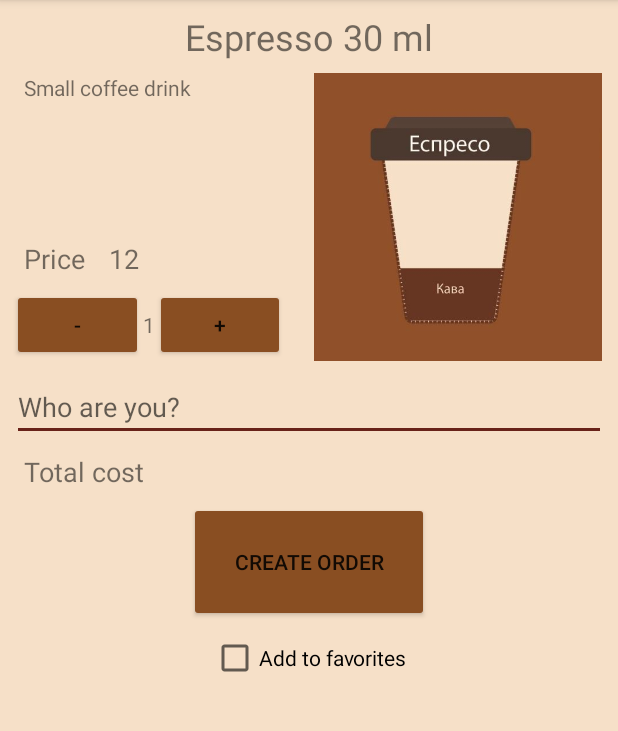
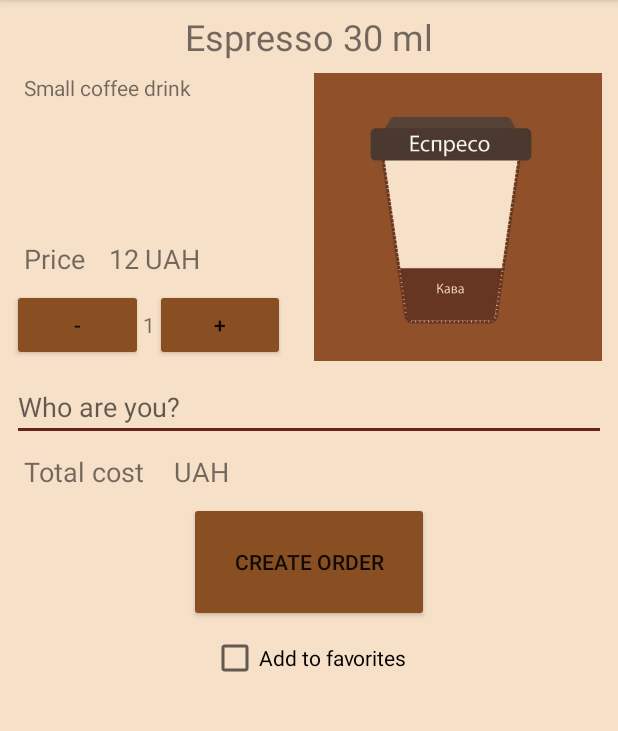
Before and after one commit to AlexanderPokidin/KavaBulki, an Android app: the KavaListActivity screen opened directly, with no data from a screen before it, after a tap on "Espresso 30 ml", on a phone screen of 412 x 824 dp, the part 84-815 px from its top. Run offline under Robolectric (Android 15) with nearby library versions, the light colour scheme and no system bars.

Commit message:
Strings for UA and RU added

```diff
--- a/app/src/main/res/layout/activity_kava.xml
+++ b/app/src/main/res/layout/activity_kava.xml
@@ -26,17 +26,17 @@
         <LinearLayout
             android:layout_width="0dp"
             android:layout_height="match_parent"
-            android:orientation="vertical"
-            android:layout_weight="1">
+            android:layout_weight="1"
+            android:orientation="vertical">
 
             <TextView
                 android:id="@+id/description"
                 android:layout_width="wrap_content"
                 android:layout_height="0dp"
-                android:layout_weight="1"
                 android:layout_marginEnd="8dp"
                 android:layout_marginStart="16dp"
                 android:layout_marginTop="8dp"
+                android:layout_weight="1"
                 android:text="@string/description" />
 
             <LinearLayout
@@ -59,6 +59,13 @@
                     android:layout_width="wrap_content"
                     android:layout_height="wrap_content"
                     android:text=""
+                    android:textSize="18sp" />
+
+                <TextView
+                    android:layout_width="wrap_content"
+                    android:layout_height="wrap_content"
+                    android:layout_marginStart="4dp"
+                    android:text="@string/uah"
                     android:textSize="18sp" />
             </LinearLayout>
 
@@ -102,11 +109,11 @@
             android:id="@+id/item_view"
             android:layout_width="0dp"
             android:layout_height="match_parent"
-            android:layout_weight="1"
-            android:scaleType="fitCenter"
             android:layout_marginEnd="8dp"
             android:layout_marginStart="8dp"
-            android:layout_marginTop="8dp" />
+            android:layout_marginTop="8dp"
+            android:layout_weight="1"
+            android:scaleType="fitCenter" />
 
     </LinearLayout>
 
@@ -141,6 +148,13 @@
             android:layout_height="wrap_content"
             android:text=""
             android:textSize="18sp" />
+
+        <TextView
+            android:layout_width="wrap_content"
+            android:layout_height="wrap_content"
+            android:layout_marginStart="4dp"
+            android:text="@string/uah"
+            android:textSize="18sp" />
     </LinearLayout>
 
     <Button
--- a/app/src/main/res/values/strings.xml
+++ b/app/src/main/res/values/strings.xml
@@ -5,13 +5,13 @@
     <string name="menu">Menu</string>
 
     <string name="customer_name">Who are you?</string>
-    <string name="item_name">Item name</string>
-    <string name="description">Description</string>
+    <string name="item_name" translatable="false">Item name</string>
+    <string name="description" translatable="false">Description</string>
     <string name="price">Price </string>
-    <string name="milk">Do you need to add milk?</string>
     <string name="total_cost">Total cost </string>
     <string name="create_order">Create order</string>
     <string name="add_favorites">Add to favorites</string>
+    <string name="uah">UAH</string>
 
     <string name="espresso">Small coffee drink</string>
     <string name="americano">Middle coffee drink</string>
@@ -19,15 +19,9 @@
     <string name="latte">Long coffee drink with milk</string>
     <string name="lav_latte">Long coffee drink with milk and lavender flowers</string>
     <string name="capuccino">Coffee drink with milk and cream</string>
-    <string name="flat_white">Bla-bla-flat with milk</string>
+    <string name="flat_white">Australian coffee with milk</string>
     <string name="cacao">Cacao with milk</string>
     <string name="chocolate">Hot chocolate</string>
-    <string name="macchiato">Espresso with milk cream</string>
-    <string name="romano">Espresso with lemon</string>
-    <string name="kyiv_kava">Bla-bla-Kyiv</string>
-    <string name="dopio">Bla-bla-dopio</string>
     <string name="juice">Warm juice with coffee</string>
-    <string name="marocchino">Bla-bla-maroccino</string>
-    <string name="swetty">Coffee with condensed milk</string>
 
 </resources>
```
Also changed, not shown: 2 other files.
